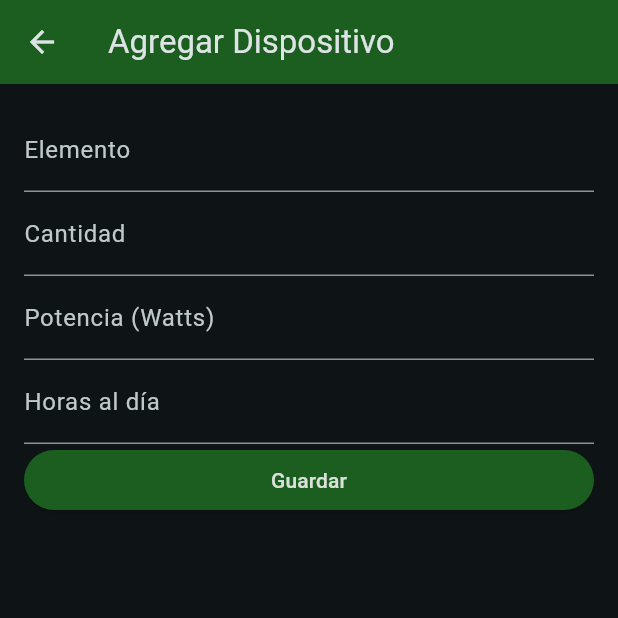
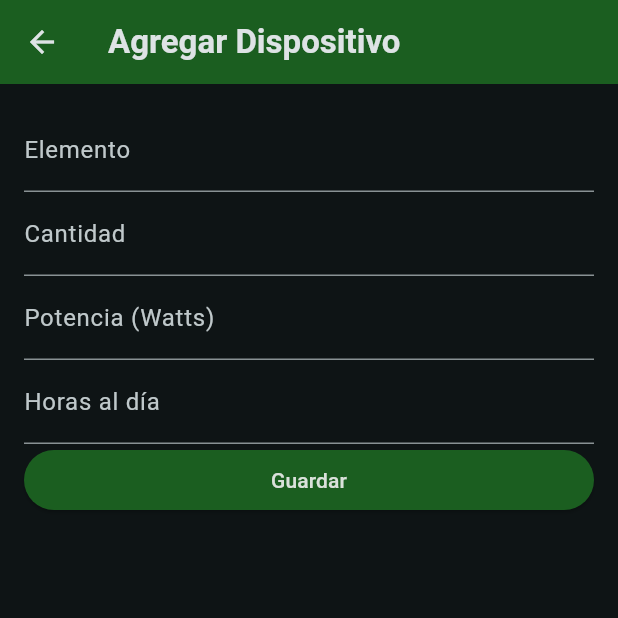
Before and after one commit to ElEdwinJSH/luz_verde_proyecto, a Flutter app: the AgregarDispositivoScreen screen opened directly, on a phone screen of 412 x 824 dp, the top half of it. Run offline on Flutter 3.47's test engine with Material 2 defaults, Android fonts, the phone set to English and light mode, and no system bars; our stand-ins replace fl_chart, flutter_slidable, shared_preferences, sqflite, video_player; accounts and stored records are empty.

Commit message:
Ultimo cambio de colores

```diff
--- a/lib/screens/agregar_dispositivo_screen.dart
+++ b/lib/screens/agregar_dispositivo_screen.dart
@@ -49,7 +49,10 @@ class _AgregarDispositivoScreenState extends State<AgregarDispositivoScreen> {
         data: themeSetter(changeTheme),
         child: Scaffold(
           appBar: AppBar(
-            title: const Text('Agregar Dispositivo'),
+            title: const Text(
+              'Agregar Dispositivo',
+              style: TextStyle(fontWeight: FontWeight.bold),
+            ),
             //backgroundColor: Colors.green,
           ),
           body: Form(
@@ -179,13 +182,13 @@ themeSetter(changeTheme) {
       : ThemeData(
           useMaterial3: true,
           appBarTheme: AppBarTheme(
-              backgroundColor: Color.fromARGB(255, 64, 167, 67),
+              backgroundColor: Color.fromARGB(255, 57, 143, 60),
               systemOverlayStyle: SystemUiOverlayStyle(
                 systemNavigationBarColor:
-                    Colors.grey.shade200, // Navigation bar
-                statusBarColor: Color.fromARGB(255, 64, 167, 67), // Status bar
+                    Colors.grey.shade300, // Navigation bar
+                statusBarColor: Color.fromARGB(255, 57, 143, 60), // Status bar
               ),
-              titleTextStyle: TextStyle(
+              titleTextStyle: const TextStyle(
                 color: Colors.white,
                 fontSize: 22,
               )),
@@ -195,13 +198,13 @@ themeSetter(changeTheme) {
           colorScheme: ColorScheme.fromSeed(
             seedColor: Colors.white,
             brightness: Brightness.light,
-            background: Colors.grey.shade200,
+            background: Colors.grey.shade300,
           ),
           drawerTheme: DrawerThemeData(backgroundColor: Colors.grey.shade200),
           elevatedButtonTheme: ElevatedButtonThemeData(
             style: ButtonStyle(
               backgroundColor:
-                  MaterialStateProperty.all(Color.fromARGB(255, 64, 167, 67)),
+                  MaterialStateProperty.all(Color.fromARGB(255, 57, 143, 60)),
               foregroundColor: MaterialStateProperty.all(
                 const Color.fromARGB(228, 241, 241, 241),
               ),
--- a/lib/widgets/nav_drawer.dart
+++ b/lib/widgets/nav_drawer.dart
@@ -29,9 +29,9 @@ class NavDrawer extends StatelessWidget {
             child: const Text(
               'Opciones',
               style: TextStyle(
-                color: Colors.white,
-                fontSize: 25,
-              ),
+                  color: Colors.white,
+                  fontSize: 25,
+                  fontWeight: FontWeight.bold),
             ),
           ),
           ListTile(
```
Also changed, not shown: lib/main.dart (+7 -3 lines), lib/screens/calculadora_screen.dart (+19 -14 lines), lib/screens/editar_dispositivo.dart (+10 -7 lines), lib/screens/graficas_screen.dart (+9 -6 lines), lib/widgets/carga_item.dart (+6 -2 lines).
